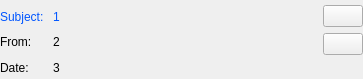
Old version of the form MailWidget.ui in the repository congchenutd/mailchecker.
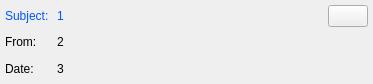
New version of the form. Icons and pictures are not drawn. Custom widgets are drawn as their Qt base class.

Diff of the .ui file:
```diff
--- a/MailWidget.ui
+++ b/MailWidget.ui
@@ -6,28 +6,19 @@
    <rect>
     <x>0</x>
     <y>0</y>
-    <width>363</width>
-    <height>79</height>
+    <width>373</width>
+    <height>84</height>
    </rect>
   </property>
   <property name="windowTitle">
    <string>MailWidget</string>
   </property>
   <layout class="QGridLayout" name="gridLayout">
-   <property name="leftMargin">
-    <number>0</number>
-   </property>
-   <property name="topMargin">
+   <property name="margin">
     <number>5</number>
    </property>
-   <property name="rightMargin">
-    <number>0</number>
-   </property>
-   <property name="bottomMargin">
-    <number>0</number>
-   </property>
-   <property name="verticalSpacing">
-    <number>3</number>
+   <property name="spacing">
+    <number>5</number>
    </property>
    <item row="0" column="0">
     <widget class="QLabel" name="label">
@@ -125,14 +116,6 @@
    </item>
    <item row="0" column="2" rowspan="3">
     <layout class="QVBoxLayout" name="verticalLayout">
-     <item>
-      <widget class="QPushButton" name="btSetRead">
-       <property name="icon">
-        <iconset resource="MailCheckerDlg.qrc">
-         <normaloff>:/MailChecker/Images/ReadMail.png</normaloff>:/MailChecker/Images/ReadMail.png</iconset>
-       </property>
-      </widget>
-     </item>
      <item>
       <widget class="QPushButton" name="btDel">
        <property name="icon">
```
